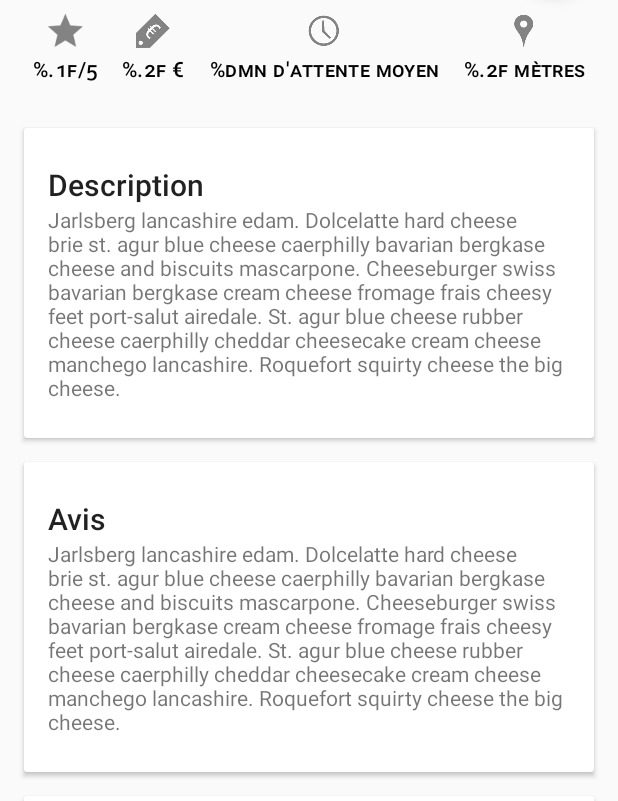
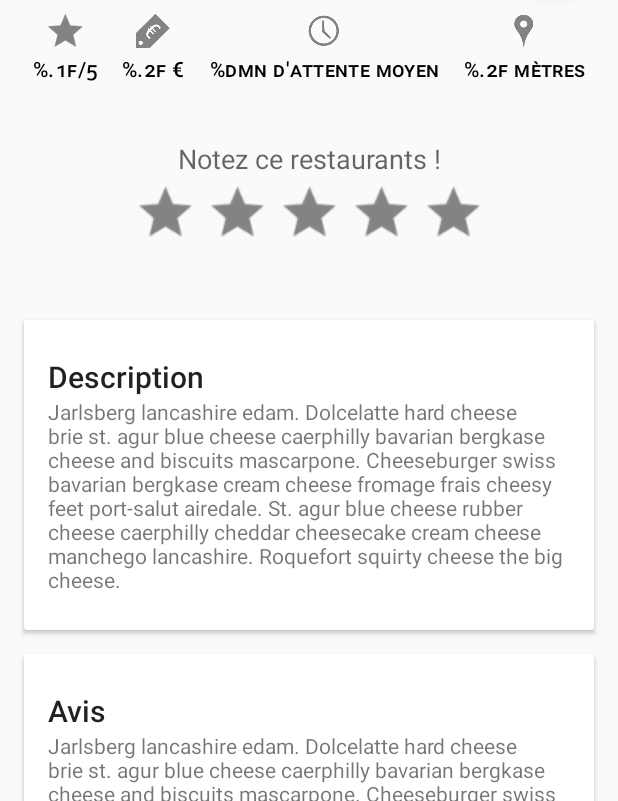
Before and after one commit to Hexabinome/salade_tomate_oignon, an Android app: the DetailRestaurantActivity screen opened directly, with no data from a screen before it, on a phone screen of 412 x 824 dp, the part 435-1236 px from its top. Run offline under Robolectric (Android 15) with nearby library versions, the phone set to English and light mode, and no system bars; 9 statements that could not run were skipped.

Commit message:
adding rating bar to restaurants details

```diff
--- a/app/src/main/res/layout/activity_detail_restaurant.xml
+++ b/app/src/main/res/layout/activity_detail_restaurant.xml
@@ -110,6 +110,42 @@
             </LinearLayout>
 
 
+            <!--<android.support.v7.widget.CardView-->
+                <!--android:layout_width="match_parent"-->
+                <!--android:layout_height="wrap_content"-->
+                <!--android:layout_margin="@dimen/card_margin">-->
+
+                <LinearLayout
+                    style="@style/Widget.CardContent"
+                    android:layout_width="match_parent"
+                    android:layout_height="wrap_content">
+
+                    <TextView
+                        android:layout_width="match_parent"
+                        android:layout_height="wrap_content"
+                        android:text="Notez ce restaurants !"
+                        android:gravity="center_horizontal"
+                        android:textAppearance="@style/Base.TextAppearance.AppCompat.Medium"/>
+
+                    <RatingBar
+                        android:id="@+id/notation"
+                        android:layout_width="wrap_content"
+                        android:layout_height="45dp"
+                        style="@style/CustomRatingBar"
+                        android:layout_gravity="center"
+                        android:layout_marginTop="10dp"
+                        android:max="5"
+                        android:numStars="5"
+                        android:scaleX="1.5"
+                        android:scaleY="1.5"
+                        android:stepSize="0.5"
+
+                        />
+
+                </LinearLayout>
+
+            <!--</android.support.v7.widget.CardView>-->
+
             <android.support.v7.widget.CardView
                 android:layout_width="match_parent"
                 android:layout_height="wrap_content"
--- a/app/src/main/res/values/strings.xml
+++ b/app/src/main/res/values/strings.xml
@@ -37,6 +37,7 @@
     <string name="empty"> "Il n'y a plus de restaurants avec ces preferences autour de vous ! Pensez
     à modifier vos preferences ! "</string>
     <string name="empty_favoris_list"> "Vous n'avez pas encore de restautants favoris !"</string>
+    <string name="google_app_id">AIzaSyDz63TC0pjEQTHr23m75IID2KLDhJvzZ18</string>
 
 
 </resources>
```
